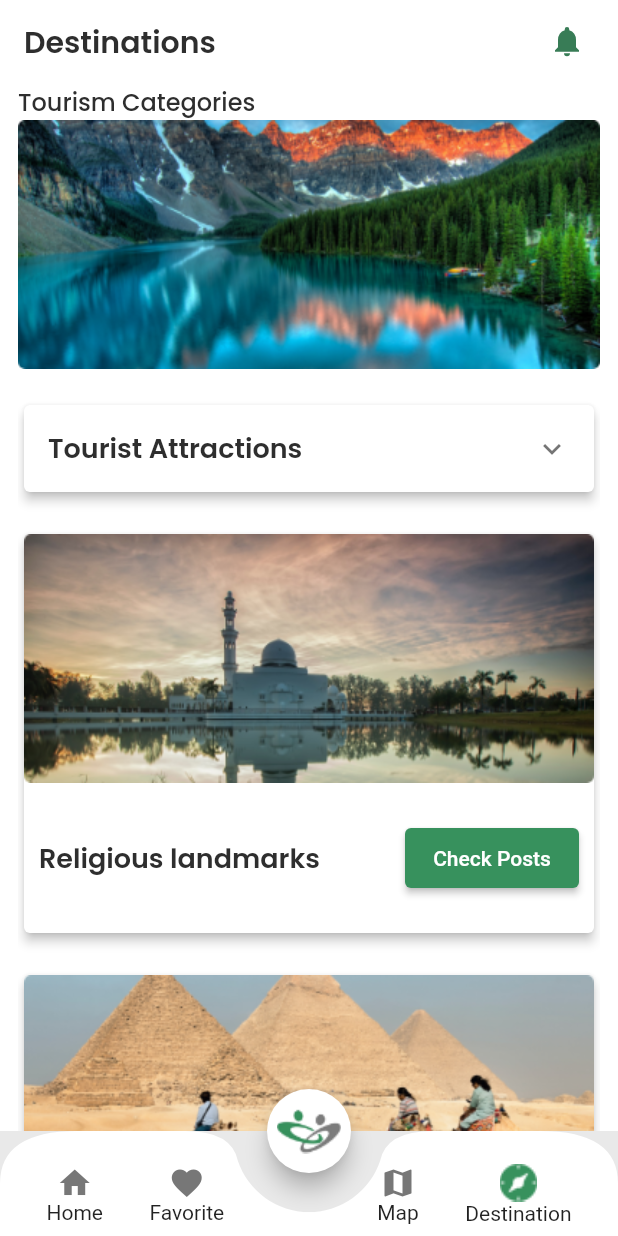
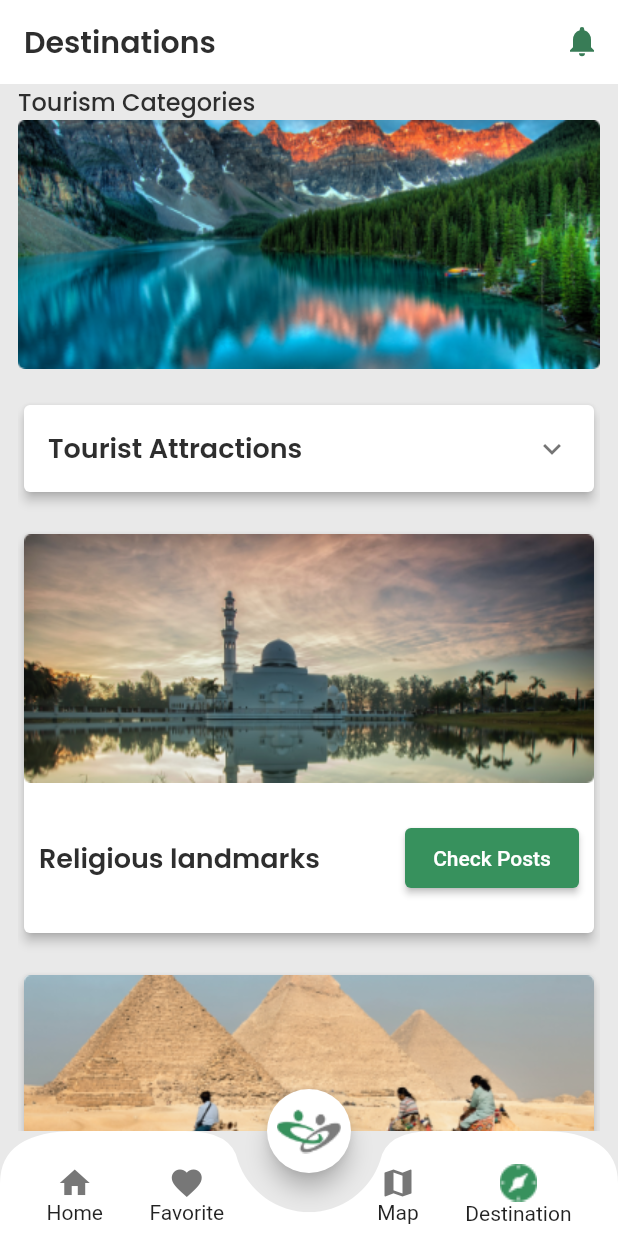
Before and after one commit to mohamedhanyyy/tourism1, a Flutter app: the screen it shows after launch, item 4 of the bottom bar chosen, on a phone screen of 412 x 824 dp. Run offline on Flutter 3.47's test engine with Material 2 defaults, Android fonts, the phone set to English and light mode, and no system bars; our stand-ins replace carousel_slider, dotted_decoration, flutter_svg, get, google_maps_flutter.

Commit message:
Handling Layout states
Handling Layout states

```diff
--- a/lib/presentation/destination/view/destination_view.dart
+++ b/lib/presentation/destination/view/destination_view.dart
@@ -15,26 +15,7 @@ class DestinationView extends GetView<DestinationController> {
 
   @override
   Widget build(BuildContext context) {
-    return Scaffold(
-      appBar: AppBar(
-        elevation: 0,
-        backgroundColor: ColorConstants.whiteColor,
-        title: const Text(
-          'Destinations',
-          style: ConstantTextStyles.headLineTextStyle,
-        ),
-        actions: [
-          Padding(
-            padding: const EdgeInsets.only(right: 10),
-            child: IconButton(
-              icon: SvgPicture.asset(ConstantIcons.alarm),
-              onPressed: () {},
-            ),
-          )
-        ],
-      ),
-      backgroundColor: ColorConstants.whiteColor,
-      body: Padding(
+    return  Padding(
         padding:
             const EdgeInsets.symmetric(horizontal: 12),
         child: ListView(
@@ -290,7 +271,6 @@ class DestinationView extends GetView<DestinationController> {
             ),
           ],
         ),
-      ),
-    );
+      );
   }
 }
--- a/lib/presentation/layout_page/view/layout_page.dart
+++ b/lib/presentation/layout_page/view/layout_page.dart
@@ -1,13 +1,18 @@
  import 'package:flutter/material.dart';
+import 'package:flutter_svg/svg.dart';
 import 'package:get/get.dart';
 import 'package:tourism1/presentation/destination/view/destination_view.dart';
  import 'package:tourism1/presentation/favourite_posts/favourite_post_view/favourite_post_view.dart';
 import 'package:tourism1/presentation/layout_page/controller/layout_controller.dart';
 import 'package:tourism1/presentation/map/view/google_maps_view.dart';
 import 'package:tourism1/presentation/tourism_favourite/view/tourism_favourite_view.dart';
+import 'package:tourism1/presentation/tourism_feed/view/components/tourism_feed_app_bar.dart';
+import 'package:tourism1/presentation/tourism_feed/view/components/tourism_feed_body_content.dart';
  import 'package:tourism1/presentation/tourism_feed/view/tourism_feed_view.dart';
 import 'package:tourism1/themes/colors.dart';
+import 'package:tourism1/themes/styles.dart';
 import 'package:tourism1/utils/paths/icons_path.dart';
+import 'package:tourism1/widgets/common_widgets/app_bar.dart';
 
  import 'button_navigate_bar.dart';
 
@@ -22,13 +27,21 @@ class _LayoutPageState extends State<LayoutPage> {
 
   // LayoutController controller = Get.find<LayoutController>();
   List<Widget> bodyContentTab = [
-      TourismFeedView(),
-      TourismFavouriteView(),
+    TourismFeedView(),
+    TourismFavouriteView(),
     GoogleMapsView(),
     DestinationView(),
   ];
 
+List<AppBar> appBarList= [
+  buildCommonAppBar(title: 'Tourism Feed',),
+  buildCommonAppBar(title: 'Favourite',),
+  buildCommonAppBar(title:  'Map', textStyle: ConstantTextStyles.headLineTextStyle,icon: SvgPicture.asset(ConstantIcons.alarm)),
+  buildCommonAppBar(title: 'Destinations', textStyle: ConstantTextStyles.headLineTextStyle, icon:  SvgPicture.asset(ConstantIcons.alarm)
 
+  ),
+
+];
   @override
   Widget build(BuildContext context) {
     return GetX<LayoutController>(
@@ -39,6 +52,7 @@ class _LayoutPageState extends State<LayoutPage> {
 
         return Scaffold(
           backgroundColor: ColorConstants.lightGreyColor,
+          appBar: appBarList[logic.tabIndex.value],
           body: bodyContentTab[logic.tabIndex.value],
           bottomNavigationBar: const ButtonNaviBar(),
           floatingActionButton: FloatingActionButton(
--- /dev/null
+++ b/lib/widgets/common_widgets/app_bar.dart
@@ -0,0 +1,25 @@
+import 'package:flutter/material.dart';
+import 'package:tourism1/themes/colors.dart';
+import 'package:tourism1/themes/styles.dart';
+
+AppBar buildCommonAppBar({
+  required String title,
+  Widget icon =  const Icon(
+    Icons.notifications,
+    color: ColorConstants.greenColor,
+  ),
+  VoidCallback? onTap,
+  TextStyle textStyle = ConstantTextStyles.mediumHeadlineBlackPoppinsTextStyle
+
+}){
+  return AppBar(
+    title:  Text(title,
+      style: textStyle,
+    ),
+    actions: [
+      IconButton(
+          onPressed: onTap,
+          icon: icon)
+    ],
+  );
+}
```
Also changed, not shown: lib/presentation/map/view/google_maps_view.dart (+2 -14 lines), lib/presentation/tourism_favourite/view/tourism_favourite_view.dart (+2 -22 lines), lib/presentation/tourism_feed/view/components/tourism_feed_app_bar.dart (added, +21 -0 lines), lib/presentation/tourism_feed/view/components/tourism_feed_body_content.dart (added, +262 -0 lines), lib/presentation/tourism_feed/view/tourism_feed_view.dart (+2 -20 lines).
